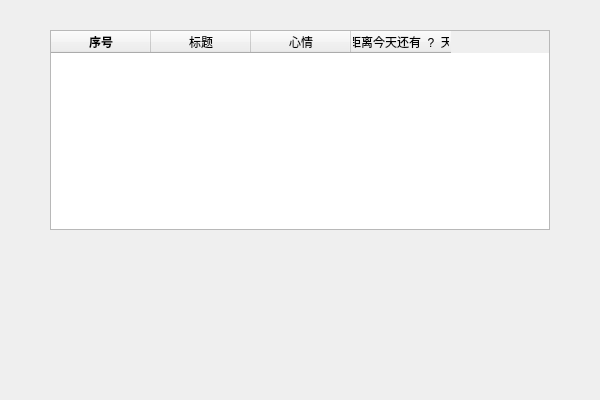
First picture: the form in realProgect/countdowndaysmc.ui, repository Arthur381/QTproject, before the edit.
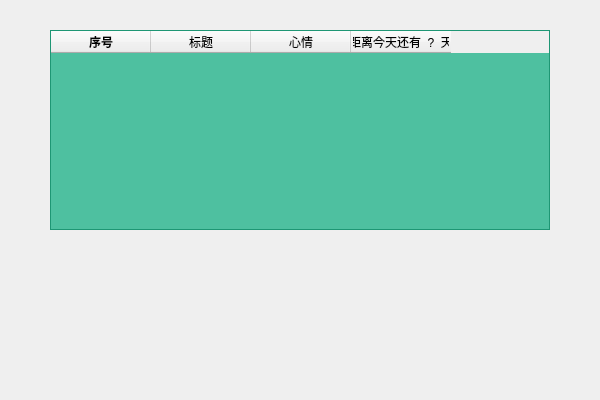
Second picture: the form after the edit. Icons and pictures are not drawn.

What changed in the file:
```diff
--- a/realProgect/countdowndaysmc.ui
+++ b/realProgect/countdowndaysmc.ui
@@ -29,6 +29,13 @@
    <iconset>
     <normaloff>image/cal_ico.jpg</normaloff>image/cal_ico.jpg</iconset>
   </property>
+  <property name="styleSheet">
+   <string notr="true">QWidget#CountDownDaysMC{
+    background-image: url(:/background/HP5.jpg);
+    background-position: center; /* 图片居中 */
+    background-repeat: no-repeat; /* 图片不重复 */
+}</string>
+  </property>
   <widget class="QTableWidget" name="tableWidgetCD">
    <property name="geometry">
     <rect>
@@ -50,6 +57,9 @@
      <height>200</height>
     </size>
    </property>
+   <property name="styleSheet">
+    <string notr="true">QTableWidget#tableWidgetCD{background-color:rgba(16, 173, 129, 0.727);text-decoration-color: rgba(164, 225, 156, 0.963);}</string>
+   </property>
    <attribute name="horizontalHeaderMinimumSectionSize">
     <number>100</number>
    </attribute>
```
